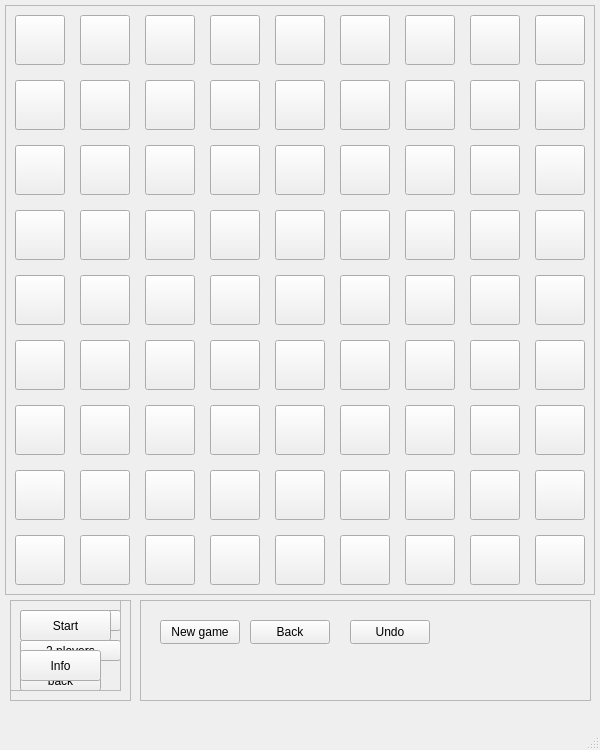
This is quoridor.ui in crimvael/quoridor as Qt 5 draws it before an edit. The edited form follows.
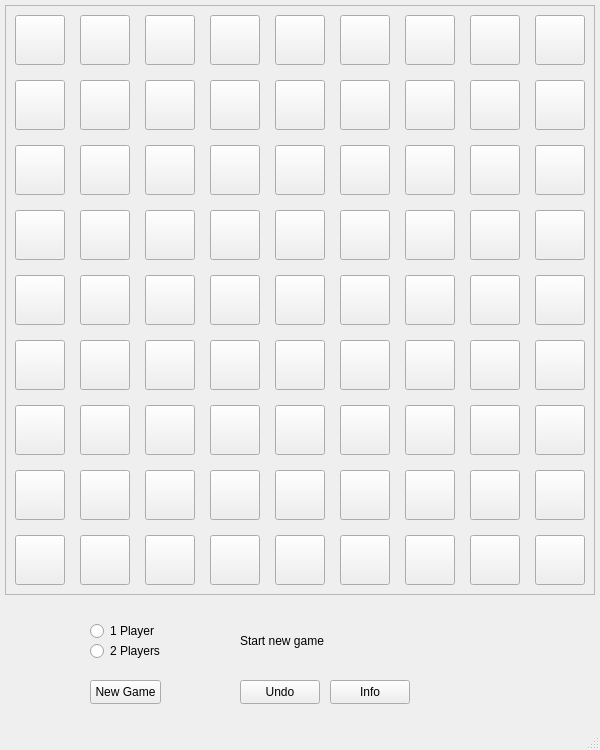
This is the edited form.

Diff of the .ui file:
```diff
--- a/quoridor.ui
+++ b/quoridor.ui
@@ -1527,231 +1527,97 @@
      </property>
     </widget>
    </widget>
-   <widget class="QFrame" name="frame_4">
+   <widget class="QPushButton" name="pushButton_2">
     <property name="geometry">
      <rect>
-      <x>140</x>
-      <y>600</y>
-      <width>451</width>
-      <height>101</height>
+      <x>240</x>
+      <y>680</y>
+      <width>80</width>
+      <height>24</height>
      </rect>
     </property>
     <property name="mouseTracking">
      <bool>true</bool>
     </property>
-    <property name="frameShape">
-     <enum>QFrame::StyledPanel</enum>
+    <property name="text">
+     <string>Undo</string>
     </property>
-    <property name="frameShadow">
-     <enum>QFrame::Raised</enum>
-    </property>
-    <widget class="QPushButton" name="pushButton_90">
-     <property name="geometry">
-      <rect>
-       <x>20</x>
-       <y>20</y>
-       <width>80</width>
-       <height>24</height>
-      </rect>
-     </property>
-     <property name="mouseTracking">
-      <bool>true</bool>
-     </property>
-     <property name="text">
-      <string>New game</string>
-     </property>
-    </widget>
-    <widget class="QPushButton" name="pushButton_91">
-     <property name="geometry">
-      <rect>
-       <x>110</x>
-       <y>20</y>
-       <width>80</width>
-       <height>24</height>
-      </rect>
-     </property>
-     <property name="mouseTracking">
-      <bool>true</bool>
-     </property>
-     <property name="text">
-      <string>Back</string>
-     </property>
-    </widget>
-    <widget class="QPushButton" name="pushButton_89">
-     <property name="geometry">
-      <rect>
-       <x>210</x>
-       <y>20</y>
-       <width>80</width>
-       <height>24</height>
-      </rect>
-     </property>
-     <property name="mouseTracking">
-      <bool>true</bool>
-     </property>
-     <property name="text">
-      <string>Undo</string>
-     </property>
-    </widget>
-    <widget class="QLabel" name="label">
-     <property name="geometry">
-      <rect>
-       <x>220</x>
-       <y>60</y>
-       <width>161</width>
-       <height>21</height>
-      </rect>
-     </property>
-     <property name="mouseTracking">
-      <bool>true</bool>
-     </property>
-     <property name="text">
-      <string/>
-     </property>
-    </widget>
    </widget>
-   <widget class="QFrame" name="frame_2">
+   <widget class="QPushButton" name="pushButton">
     <property name="geometry">
      <rect>
-      <x>10</x>
-      <y>600</y>
-      <width>121</width>
-      <height>101</height>
+      <x>90</x>
+      <y>680</y>
+      <width>71</width>
+      <height>24</height>
      </rect>
     </property>
+    <property name="font">
+     <font>
+      <pointsize>9</pointsize>
+     </font>
+    </property>
     <property name="mouseTracking">
      <bool>true</bool>
     </property>
-    <property name="frameShape">
-     <enum>QFrame::StyledPanel</enum>
+    <property name="text">
+     <string>New Game</string>
     </property>
-    <property name="frameShadow">
-     <enum>QFrame::Raised</enum>
+   </widget>
+   <widget class="QLabel" name="label">
+    <property name="geometry">
+     <rect>
+      <x>240</x>
+      <y>630</y>
+      <width>141</width>
+      <height>21</height>
+     </rect>
     </property>
-    <widget class="QPushButton" name="pushButton_3">
-     <property name="geometry">
-      <rect>
-       <x>10</x>
-       <y>10</y>
-       <width>101</width>
-       <height>21</height>
-      </rect>
-     </property>
-     <property name="font">
-      <font>
-       <pointsize>10</pointsize>
-      </font>
-     </property>
-     <property name="mouseTracking">
-      <bool>true</bool>
-     </property>
-     <property name="text">
-      <string>1 player</string>
-     </property>
-    </widget>
-    <widget class="QPushButton" name="pushButton_4">
-     <property name="geometry">
-      <rect>
-       <x>10</x>
-       <y>40</y>
-       <width>101</width>
-       <height>21</height>
-      </rect>
-     </property>
-     <property name="font">
-      <font>
-       <pointsize>9</pointsize>
-      </font>
-     </property>
-     <property name="mouseTracking">
-      <bool>true</bool>
-     </property>
-     <property name="text">
-      <string>2 players</string>
-     </property>
-    </widget>
-    <widget class="QPushButton" name="pushButton_5">
-     <property name="geometry">
-      <rect>
-       <x>10</x>
-       <y>70</y>
-       <width>81</width>
-       <height>21</height>
-      </rect>
-     </property>
-     <property name="font">
-      <font>
-       <pointsize>9</pointsize>
-      </font>
-     </property>
-     <property name="mouseTracking">
-      <bool>true</bool>
-     </property>
-     <property name="text">
-      <string>back</string>
-     </property>
-    </widget>
+    <property name="text">
+     <string>Start new game</string>
+    </property>
    </widget>
-   <widget class="QFrame" name="frame">
+   <widget class="QRadioButton" name="radioButton">
     <property name="geometry">
      <rect>
-      <x>10</x>
-      <y>600</y>
-      <width>111</width>
-      <height>91</height>
+      <x>90</x>
+      <y>620</y>
+      <width>71</width>
+      <height>22</height>
      </rect>
     </property>
+    <property name="text">
+     <string>1 Player</string>
+    </property>
+   </widget>
+   <widget class="QRadioButton" name="radioButton_2">
+    <property name="geometry">
+     <rect>
+      <x>90</x>
+      <y>640</y>
+      <width>71</width>
+      <height>22</height>
+     </rect>
+    </property>
+    <property name="text">
+     <string>2 Players</string>
+    </property>
+   </widget>
+   <widget class="QPushButton" name="pushButton_3">
+    <property name="geometry">
+     <rect>
+      <x>330</x>
+      <y>680</y>
+      <width>80</width>
+      <height>24</height>
+     </rect>
+    </property>
     <property name="mouseTracking">
      <bool>true</bool>
     </property>
-    <property name="frameShape">
-     <enum>QFrame::StyledPanel</enum>
+    <property name="text">
+     <string>Info</string>
     </property>
-    <property name="frameShadow">
-     <enum>QFrame::Raised</enum>
-    </property>
-    <widget class="QPushButton" name="pushButton">
-     <property name="geometry">
-      <rect>
-       <x>10</x>
-       <y>10</y>
-       <width>91</width>
-       <height>31</height>
-      </rect>
-     </property>
-     <property name="font">
-      <font>
-       <pointsize>9</pointsize>
-      </font>
-     </property>
-     <property name="mouseTracking">
-      <bool>true</bool>
-     </property>
-     <property name="text">
-      <string>Start</string>
-     </property>
-    </widget>
-    <widget class="QPushButton" name="pushButton_2">
-     <property name="geometry">
-      <rect>
-       <x>10</x>
-       <y>50</y>
-       <width>81</width>
-       <height>31</height>
-      </rect>
-     </property>
-     <property name="font">
-      <font>
-       <pointsize>9</pointsize>
-      </font>
-     </property>
-     <property name="mouseTracking">
-      <bool>true</bool>
-     </property>
-     <property name="text">
-      <string>Info</string>
-     </property>
-    </widget>
    </widget>
    <zorder>frame_2</zorder>
    <zorder>frame_3</zorder>
```
Left out of the diff: 4 changed lines with no effect on the pictures.
